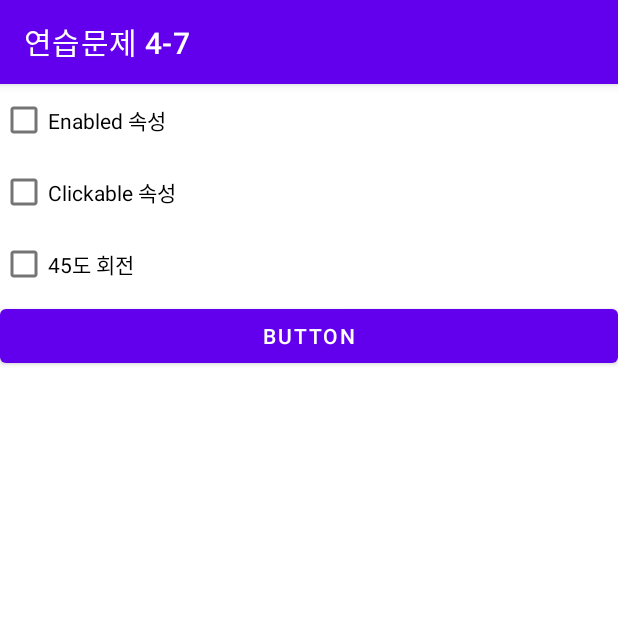
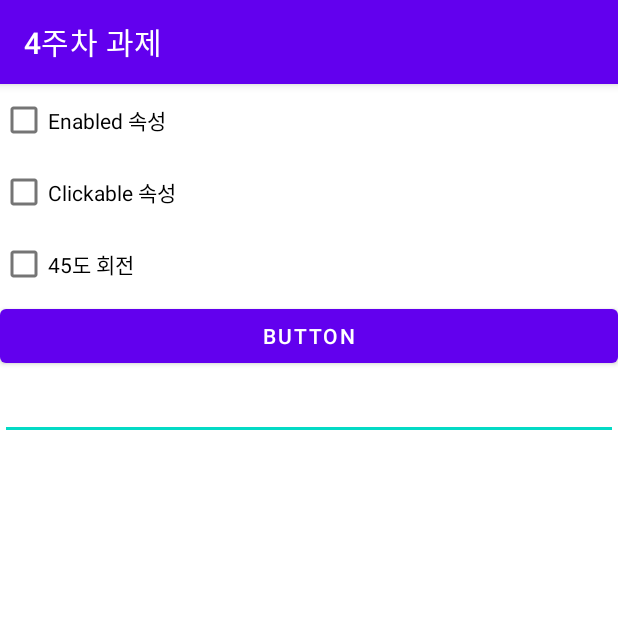
Before and after one commit to yewon0804/OPP2022, an Android app: the screen it shows after launch (MainActivity), on a phone screen of 412 x 824 dp, the top half of it. Run offline under Robolectric (Android 15) with nearby library versions, the phone set to English and light mode, and no system bars.

```diff
--- a/app/src/main/java/com/example/opp2022/MainActivity.java
+++ b/app/src/main/java/com/example/opp2022/MainActivity.java
@@ -1,30 +1,39 @@
-/* **************************************
- * 프로그램명: 연습문제 4-7
- * 작성자: 2020039035 김예원
- * 작성일: 2022. 04. 01.
- * 프로그램 설명: 체크박스를 선택할 때마다, 버튼의 속성이 설정되는 프로그램
- * ***************************************/
-
 package com.example.opp2022;
 
 import androidx.appcompat.app.AppCompatActivity;
 
 import android.os.Bundle;
+import android.view.KeyEvent;
+import android.view.View;
 import android.view.animation.BounceInterpolator;
 import android.widget.Button;
 import android.widget.CheckBox;
 import android.widget.CompoundButton;
+import android.widget.EditText;
+import android.widget.ImageView;
+import android.widget.Toast;
 
 public class MainActivity extends AppCompatActivity {
 
+    // 4-7
     CheckBox onOffEnable, onOffClickable, turn45do;
     Button button1;
+
+    // 4-8
+    EditText returnToast;
 
     @Override
     protected void onCreate(Bundle savedInstanceState) {
         super.onCreate(savedInstanceState);
         setContentView(R.layout.activity_main);
-        setTitle("연습문제 4-7");
+        setTitle("4주차 과제");
+
+        /* **************************************
+         * 프로그램명: 연습문제 4-7
+         * 작성자: 2020039035 김예원
+         * 작성일: 2022. 04. 01.
+         * 프로그램 설명: 체크박스를 선택할 때마다, 버튼의 속성이 설정되는 프로그램
+         * ***************************************/
 
         onOffEnable = (CheckBox) findViewById(R.id.onOffEnable);
         onOffClickable = (CheckBox) findViewById(R.id.onOffClickable);
@@ -64,5 +73,23 @@ public class MainActivity extends AppCompatActivity {
                 }
             }
         });
+
+        /* **************************************
+         * 프로그램명: 연습문제 4-8
+         * 작성자: 2020039035 김예원
+         * 작성일: 2022. 04. 01.
+         * 프로그램 설명: 에디트텍스트에 키가 눌릴 때마다, 바뀐 글자가 Toast 메시지로 나오는 프로젝트
+         * ***************************************/
+
+        returnToast = (EditText) findViewById(R.id.returnToast);
+
+        returnToast.setOnKeyListener(new View.OnKeyListener() {
+            @Override
+            public boolean onKey(View view, int i, KeyEvent keyEvent) {
+                Toast.makeText(getApplicationContext(), returnToast.getText(), Toast.LENGTH_LONG).show();
+                return false;
+            }
+        });
+
     }
 }
--- a/app/src/main/res/layout/activity_main.xml
+++ b/app/src/main/res/layout/activity_main.xml
@@ -11,6 +11,7 @@
         android:layout_height="match_parent"
         android:orientation="vertical">
 
+        <!-- 연습문제 4-7 -->
         <CheckBox
             android:id="@+id/onOffEnable"
             android:text="Enabled 속성"
@@ -26,7 +27,6 @@
             android:text="45도 회전"
             android:layout_width="match_parent"
             android:layout_height="wrap_content"/>
-
         <Button
             android:id="@+id/button1"
             android:layout_width="match_parent"
@@ -34,5 +34,11 @@
 
             android:text="Button" />
 
+        <!-- 연습문제 4-8 -->
+        <EditText
+            android:id="@+id/returnToast"
+            android:layout_width="match_parent"
+            android:layout_height="wrap_content" />
+
     </LinearLayout>
 </androidx.constraintlayout.widget.ConstraintLayout>
```
